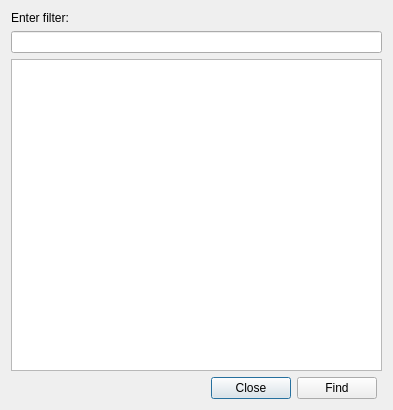
Zee2401/o3de, file Code/Editor/TrackView/TrackViewFindDlg.ui: the form before one commit.
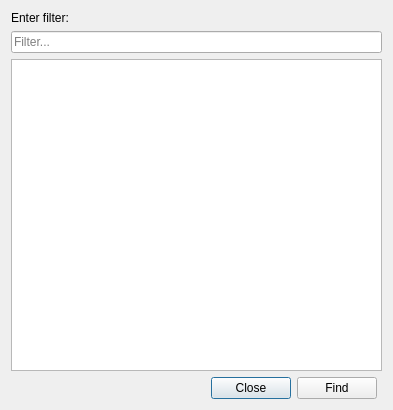
The form after the commit.

Commit message:
🎨 Palette: Enhance Track View search accessibility
- Move placeholderText and clearButtonEnabled to .ui files for Track View search/filter.
- Establish buddy relationship for filter label in TrackViewFindDlg.ui.
- Set localized accessible names programmatically in .cpp files.

Diff of the .ui file:
```diff
--- a/Code/Editor/TrackView/TrackViewFindDlg.ui
+++ b/Code/Editor/TrackView/TrackViewFindDlg.ui
@@ -42,6 +42,12 @@
           <property name="alignment">
             <set>Qt::AlignLeft|Qt::AlignVCenter</set>
           </property>
+          <property name="placeholderText">
+            <string>Filter...</string>
+          </property>
+          <property name="clearButtonEnabled">
+            <bool>true</bool>
+          </property>
         </widget>
       </item>
       <item>
```
Left out of the diff: 3 changed lines with no effect on the pictures. The commit also changes 3 other files.
